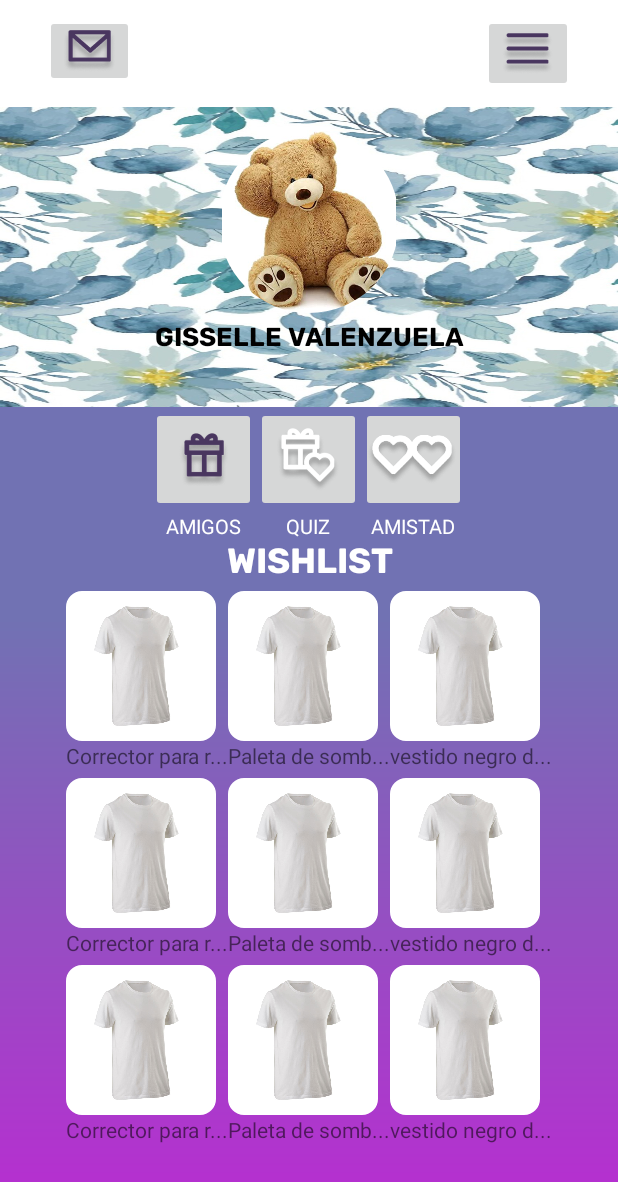
After one commit to NoAndreaGF/Giffy_tasks, an Android app: the wishlist screen opened directly, with no data from a screen before it, on a phone screen of 412 x 824 dp. The commit adds this screen. Shown: the top 1182 px of the screen. Run offline under Robolectric (Android 15) with nearby library versions, the phone set to English and light mode, and no system bars.

Commit message:
pantallas
se agregaron las pantallas 48 y 49, también se le agregó scroll al 44 (menu)

```diff
--- a/app/src/main/AndroidManifest.xml
+++ b/app/src/main/AndroidManifest.xml
@@ -9,6 +9,12 @@
         android:roundIcon="@mipmap/ic_launcher_round"
         android:supportsRtl="true"
         android:theme="@style/Theme.GiffyTasks.NoActionBar">
+        <activity
+            android:name=".wishlist"
+            android:exported="false" />
+        <activity
+            android:name=".add_friend"
+            android:exported="false" />
         <activity
             android:name=".about_us"
             android:exported="false" />
--- /dev/null
+++ b/app/src/main/java/equipo1/giffytasks/add_friend.kt
@@ -0,0 +1,11 @@
+package equipo1.giffytasks
+
+import androidx.appcompat.app.AppCompatActivity
+import android.os.Bundle
+
+class add_friend : AppCompatActivity() {
+    override fun onCreate(savedInstanceState: Bundle?) {
+        super.onCreate(savedInstanceState)
+        setContentView(R.layout.activity_add_friend)
+    }
+}
--- /dev/null
+++ b/app/src/main/java/equipo1/giffytasks/wishlist.kt
@@ -0,0 +1,11 @@
+package equipo1.giffytasks
+
+import androidx.appcompat.app.AppCompatActivity
+import android.os.Bundle
+
+class wishlist : AppCompatActivity() {
+    override fun onCreate(savedInstanceState: Bundle?) {
+        super.onCreate(savedInstanceState)
+        setContentView(R.layout.activity_wishlist)
+    }
+}
--- /dev/null
+++ b/app/src/main/res/layout/activity_add_friend.xml
@@ -0,0 +1,83 @@
+<?xml version="1.0" encoding="utf-8"?>
+<LinearLayout xmlns:android="http://schemas.android.com/apk/res/android"
+    xmlns:app="http://schemas.android.com/apk/res-auto"
+    xmlns:tools="http://schemas.android.com/tools"
+    android:layout_width="match_parent"
+    android:layout_height="match_parent"
+    android:orientation="vertical"
+    android:background="@drawable/first_gradient"
+    tools:context=".add_friend">
+
+    <GridLayout
+        android:layout_width="match_parent"
+        android:layout_height="wrap_content"
+        android:background="@color/white"
+        android:padding="10sp"
+        android:rowCount="1"
+        android:columnCount="2"
+        >
+        <ImageButton
+            android:layout_width="wrap_content"
+            android:layout_height="wrap_content"
+            android:src="@drawable/rectangle_mensaje"
+            android:layout_gravity="left"
+            android:layout_marginLeft="20dp"
+            />
+
+        <ImageButton
+            android:layout_width="wrap_content"
+            android:layout_height="wrap_content"
+            android:layout_gravity="right"
+            android:layout_marginRight="20dp"
+            android:src="@drawable/rectangle_ajustes" />
+
+    </GridLayout>
+
+    <GridLayout
+        android:layout_width="match_parent"
+        android:layout_height="200dp"
+        android:background="@drawable/flores"
+        android:rowCount="2"
+        android:columnCount="1">
+
+        <com.google.android.material.imageview.ShapeableImageView
+            android:layout_width="120dp"
+            android:layout_height="122dp"
+            android:layout_gravity="center_horizontal"
+            android:layout_marginTop="15dp"
+            app:shapeAppearanceOverlay="@style/circleImageView"
+            app:srcCompat="@drawable/peluche" />
+
+        <TextView
+            android:layout_width="match_parent"
+            android:layout_height="wrap_content"
+            android:layout_marginTop="5dp"
+            android:text="@string/friend2"
+            android:textColor="@color/black"
+            android:textSize="17dp"
+            android:fontFamily="@font/rubik_bold"
+            android:gravity="center"
+            />
+
+
+    </GridLayout>
+
+    <Button
+        android:layout_width="wrap_content"
+        android:layout_height="wrap_content"
+        android:text="@string/add_friend"
+        android:layout_gravity="center"
+        android:layout_marginTop="20dp"
+        />
+
+    <TextView
+        android:layout_width="300dp"
+        android:layout_height="wrap_content"
+        android:text="@string/add_friend_desc"
+        android:textColor="@color/white"
+        android:textSize="15dp"
+        android:gravity="center"
+        android:layout_gravity="center"
+        />
+
+</LinearLayout>
--- a/app/src/main/res/layout/activity_menu.xml
+++ b/app/src/main/res/layout/activity_menu.xml
@@ -7,6 +7,8 @@
     android:orientation="vertical"
     android:background="@color/yellow"
     tools:context=".menu">
+
+
 
     <GridLayout
         android:layout_width="match_parent"
@@ -33,6 +35,15 @@
             android:src="@drawable/rectangle_ajustes"
             android:background="@color/yellow"/>
     </GridLayout>
+
+    <ScrollView
+        android:layout_width="match_parent"
+        android:layout_height="match_parent">
+
+        <LinearLayout
+            android:layout_width="match_parent"
+            android:orientation="vertical"
+            android:layout_height="match_parent">
 
             <GridLayout
                 android:layout_width="match_parent"
@@ -375,5 +386,9 @@
                     />
             </GridLayout>
 
+        </LinearLayout>
+    </ScrollView>
+
+
 
 </LinearLayout>
--- /dev/null
+++ b/app/src/main/res/layout/activity_wishlist.xml
@@ -0,0 +1,369 @@
+<?xml version="1.0" encoding="utf-8"?>
+<LinearLayout xmlns:android="http://schemas.android.com/apk/res/android"
+    xmlns:app="http://schemas.android.com/apk/res-auto"
+    xmlns:tools="http://schemas.android.com/tools"
+    android:layout_width="match_parent"
+    android:layout_height="match_parent"
+    android:orientation="vertical"
+    android:background="@drawable/first_gradient"
+    tools:context=".wishlist">
+
+    <ScrollView
+        android:layout_width="match_parent"
+        android:layout_height="match_parent">
+
+        <LinearLayout
+            android:layout_width="match_parent"
+            android:orientation="vertical"
+            android:layout_height="match_parent">
+
+            <GridLayout
+                android:layout_width="match_parent"
+                android:layout_height="wrap_content"
+                android:background="@color/white"
+                android:padding="10sp"
+                android:rowCount="1"
+                android:columnCount="2"
+                >
+                <ImageButton
+                    android:layout_width="wrap_content"
+                    android:layout_height="wrap_content"
+                    android:src="@drawable/rectangle_mensaje"
+                    android:layout_gravity="left"
+                    android:layout_marginLeft="20dp"
+                    />
+
+                <ImageButton
+                    android:layout_width="wrap_content"
+                    android:layout_height="wrap_content"
+                    android:layout_gravity="right"
+                    android:layout_marginRight="20dp"
+                    android:src="@drawable/rectangle_ajustes" />
+
+            </GridLayout>
+
+
+            <GridLayout
+                android:layout_width="match_parent"
+                android:layout_height="200dp"
+                android:background="@drawable/flores"
+                android:rowCount="2"
+                android:columnCount="1">
+
+                <com.google.android.material.imageview.ShapeableImageView
+                    android:layout_width="120dp"
+                    android:layout_height="122dp"
+                    android:layout_gravity="center_horizontal"
+                    android:layout_marginTop="15dp"
+                    app:shapeAppearanceOverlay="@style/circleImageView"
+                    app:srcCompat="@drawable/peluche" />
+
+                <TextView
+                    android:layout_width="match_parent"
+                    android:layout_height="wrap_content"
+                    android:layout_marginTop="5dp"
+                    android:text="@string/friend2"
+                    android:textColor="@color/black"
+                    android:textSize="17dp"
+                    android:fontFamily="@font/rubik_bold"
+                    android:gravity="center"
+                    />
+            </GridLayout>
+
+
+            <GridLayout
+                android:layout_width="wrap_content"
+                android:layout_height="wrap_content"
+                android:rowCount="1"
+                android:columnCount="3"
+                android:layout_gravity="center_horizontal">
+                <LinearLayout
+                    android:layout_width="wrap_content"
+                    android:layout_height="wrap_content"
+                    android:orientation="vertical"
+                    >
+                    <ImageButton
+                        android:layout_width="70dp"
+                        android:layout_height="70dp"
+                        android:src="@drawable/rectangle_perfil"
+                        />
+
+                    <TextView
+                        android:layout_width="wrap_content"
+                        android:layout_height="wrap_content"
+                        android:text="@string/friends_notif"
+                        android:textColor="@color/white"
+                        android:textSize="13dp"
+                        android:layout_gravity="center"
+                        />
+                </LinearLayout>
+
+                <LinearLayout
+                    android:layout_width="wrap_content"
+                    android:layout_height="wrap_content"
+                    android:orientation="vertical"
+                    >
+                    <ImageButton
+                        android:layout_width="70dp"
+                        android:layout_height="70dp"
+                        android:src="@drawable/rectangle_quiz"
+                        />
+
+                    <TextView
+                        android:layout_width="wrap_content"
+                        android:layout_height="wrap_content"
+                        android:text="@string/profile_quiz"
+                        android:textColor="@color/white"
+                        android:textSize="13dp"
+                        android:layout_gravity="center"
+                        />
+                </LinearLayout>
+                <LinearLayout
+                    android:layout_width="wrap_content"
+                    android:layout_height="wrap_content"
+                    android:orientation="vertical"
+                    >
+                    <ImageButton
+                        android:layout_width="70dp"
+                        android:layout_height="70dp"
+                        android:src="@drawable/rectangle_amistad"
+                        />
+
+                    <TextView
+                        android:layout_width="wrap_content"
+                        android:layout_height="wrap_content"
+                        android:text="AMISTAD"
+                        android:textColor="@color/white"
+                        android:textSize="13dp"
+                        android:layout_gravity="center"
+                        />
+                </LinearLayout>
+            </GridLayout>
+
+            <TextView
+                android:layout_width="match_parent"
+                android:layout_height="wrap_content"
+                android:text="@string/WISHLIST"
+                android:textColor="@color/white"
+                android:gravity="center"
+                android:textSize="23dp"
+                android:fontFamily="@font/rubik_bold"
+                />
+
+
+            <GridLayout
+                android:layout_width="wrap_content"
+                android:layout_height="wrap_content"
+                android:rowCount="3"
+                android:columnCount="3"
+                android:layout_gravity="center_horizontal">
+
+                <LinearLayout
+                    android:layout_width="wrap_content"
+                    android:layout_height="wrap_content"
+                    android:orientation="vertical"
+                    android:layout_marginHorizontal="5dp"
+                    android:layout_marginTop="5dp"
+                    >
+                    <ImageButton
+                        android:layout_width="100dp"
+                        android:layout_height="100dp"
+                        android:src="@drawable/camiseta"
+                        android:background="@drawable/border_image"
+                        android:padding="10dp"
+                        android:scaleType="fitXY"
+                        />
+                    <TextView
+                        android:layout_width="wrap_content"
+                        android:layout_height="wrap_content"
+                        android:text="Corrector para r..."
+                        />
+                </LinearLayout>
+
+                <LinearLayout
+                    android:layout_width="wrap_content"
+                    android:layout_height="wrap_content"
+                    android:orientation="vertical"
+                    android:layout_marginHorizontal="5dp"
+                    android:layout_marginTop="5dp"
+                    >
+                    <ImageButton
+                        android:layout_width="100dp"
+                        android:layout_height="100dp"
+                        android:src="@drawable/camiseta"
+                        android:background="@drawable/border_image"
+                        android:padding="10dp"
+                        android:scaleType="fitXY"
+                        />
+                    <TextView
+                        android:layout_width="wrap_content"
+                        android:layout_height="wrap_content"
+                        android:text="Paleta de somb..."
+                        />
+                </LinearLayout>
+
+                <LinearLayout
+                    android:layout_width="wrap_content"
+                    android:layout_height="wrap_content"
+                    android:orientation="vertical"
+                    android:layout_marginHorizontal="5dp"
+                    android:layout_marginTop="5dp"
+                    >
+                    <ImageButton
+                        android:layout_width="100dp"
+                        android:layout_height="100dp"
+                        android:src="@drawable/camiseta"
+                        android:background="@drawable/border_image"
+                        android:padding="10dp"
+                        android:scaleType="fitXY"
+                        />
+                    <TextView
+                        android:layout_width="wrap_content"
+                        android:layout_height="wrap_content"
+                        android:text="vestido negro d..."
+                        />
+                </LinearLayout>
+
+
+                <LinearLayout
+                    android:layout_width="wrap_content"
+                    android:layout_height="wrap_content"
+                    android:orientation="vertical"
+                    android:layout_marginHorizontal="5dp"
+                    android:layout_marginTop="5dp"
+                    >
+                    <ImageButton
+                        android:layout_width="100dp"
+                        android:layout_height="100dp"
+                        android:src="@drawable/camiseta"
+                        android:background="@drawable/border_image"
+                        android:padding="10dp"
+                        android:scaleType="fitXY"
+                        />
+                    <TextView
+                        android:layout_width="wrap_content"
+                        android:layout_height="wrap_content"
+                        android:text="Corrector para r..."
+                        />
+                </LinearLayout>
+
+                <LinearLayout
+                    android:layout_width="wrap_content"
+                    android:layout_height="wrap_content"
+                    android:orientation="vertical"
+                    android:layout_marginHorizontal="5dp"
+                    android:layout_marginTop="5dp"
+                    >
+                    <ImageButton
+                        android:layout_width="100dp"
+                        android:layout_height="100dp"
+                        android:src="@drawable/camiseta"
+                        android:background="@drawable/border_image"
+                        android:padding="10dp"
+                        android:scaleType="fitXY"
+                        />
+                    <TextView
+                        android:layout_width="wrap_content"
+                        android:layout_height="wrap_content"
+                        android:text="Paleta de somb..."
+                        />
+                </LinearLayout>
+
+                <LinearLayout
+                    android:layout_width="wrap_content"
+                    android:layout_height="wrap_content"
+                    android:orientation="vertical"
+                    android:layout_marginHorizontal="5dp"
+                    android:layout_marginTop="5dp"
+                    >
+                    <ImageButton
+                        android:layout_width="100dp"
+                        android:layout_height="100dp"
+                        android:src="@drawable/camiseta"
+                        android:background="@drawable/border_image"
+                        android:padding="10dp"
+                        android:scaleType="fitXY"
+                        />
+                    <TextView
+                        android:layout_width="wrap_content"
+                        android:layout_height="wrap_content"
+                        android:text="vestido negro d..."
+                        />
+                </LinearLayout>
+
+
+                <LinearLayout
+                    android:layout_width="wrap_content"
+                    android:layout_height="wrap_content"
+                    android:orientation="vertical"
+                    android:layout_marginHorizontal="5dp"
+                    android:layout_marginTop="5dp"
+                    >
+                    <ImageButton
+                        android:layout_width="100dp"
+                        android:layout_height="100dp"
+                        android:src="@drawable/camiseta"
+                        android:background="@drawable/border_image"
+                        android:padding="10dp"
+                        android:scaleType="fitXY"
+                        />
+                    <TextView
+                        android:layout_width="wrap_content"
+                        android:layout_height="wrap_content"
+                        android:text="Corrector para r..."
+                        />
+                </LinearLayout>
+
+                <LinearLayout
+                    android:layout_width="wrap_content"
+                    android:layout_height="wrap_content"
+                    android:orientation="vertical"
+                    android:layout_marginHorizontal="5dp"
+                    android:layout_marginTop="5dp"
+                    >
+                    <ImageButton
+                        android:layout_width="100dp"
+                        android:layout_height="100dp"
+                        android:src="@drawable/camiseta"
+                        android:background="@drawable/border_image"
+                        android:padding="10dp"
+                        android:scaleType="fitXY"
+                        />
+                    <TextView
+                        android:layout_width="wrap_content"
+                        android:layout_height="wrap_content"
+                        android:text="Paleta de somb..."
+                        />
+                </LinearLayout>
+
+                <LinearLayout
+                    android:layout_width="wrap_content"
+                    android:layout_height="wrap_content"
+                    android:orientation="vertical"
+                    android:layout_marginHorizontal="5dp"
+                    android:layout_marginTop="5dp"
+                    >
+                    <ImageButton
+                        android:layout_width="100dp"
+                        android:layout_height="100dp"
+                        android:src="@drawable/camiseta"
+                        android:background="@drawable/border_image"
+                        android:padding="10dp"
+                        android:scaleType="fitXY"
+                        />
+                    <TextView
+                        android:layout_width="wrap_content"
+                        android:layout_height="wrap_content"
+                        android:text="vestido negro d..."
+                        />
+                </LinearLayout>
+
+
+            </GridLayout>
+
+
+        </LinearLayout>
+    </ScrollView>
+
+
+</LinearLayout>
```
Lines whose indentation alone changed are shown as unchanged.
